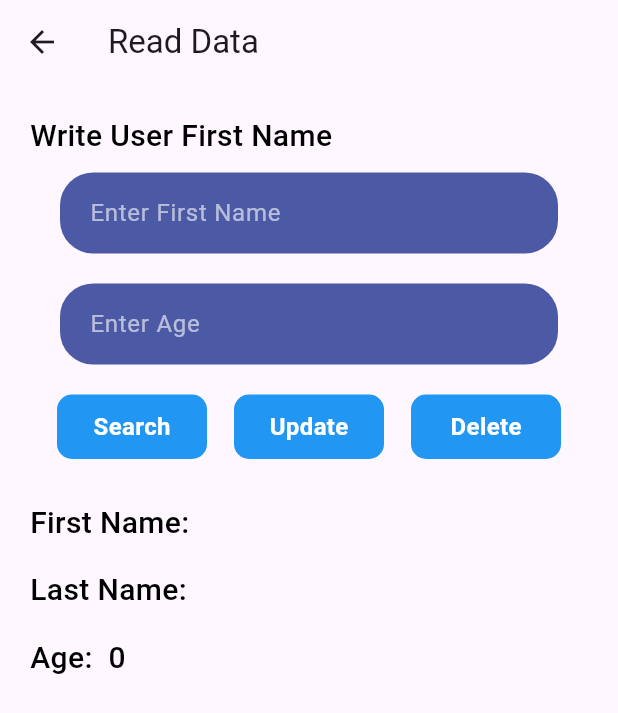
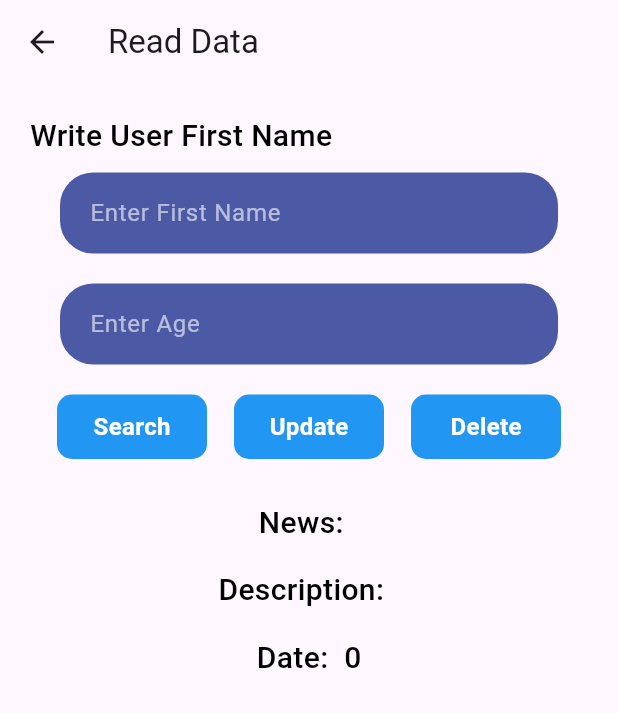
Before and after one commit to Binteng16/mob_queker, a Flutter app: the ReadData screen opened directly, after a tap on "Search", on a phone screen of 412 x 824 dp. Shown: the top 713 px of the screen. Run offline on Flutter 3.47's test engine with Material 3 defaults, Android fonts, the phone set to English and light mode, and no system bars; our stand-ins replace cloud_firestore, firebase_auth, firebase_core, fluttertoast; accounts and stored records are empty; network calls fail.

Commit message:
edit file home_screen and search_page

```diff
--- a/lib/pages/home_screen.dart
+++ b/lib/pages/home_screen.dart
@@ -144,9 +144,9 @@ class _HomeScreenState extends State<HomeScreen> {
 
   Widget _buildGridView() {
     List<Map<String, dynamic>> gridItems = [
-      {"icon": Icons.star, "text": "Gempa dahsyat di Indonesia"},
-      {"icon": Icons.favorite, "text": "Korban bencana gempa"},
-      {"icon": Icons.music_note, "text": "Gempa dan kerugian harta"},
+      {"icon": Icons.movie, "text": "Gempa dahsyat di Indonesia"},
+      {"icon": Icons.movie, "text": "Korban bencana gempa"},
+      {"icon": Icons.movie, "text": "Gempa dan kerugian harta"},
       {"icon": Icons.movie, "text": "Gempa terbesar di Indonesia"},
     ];
 
--- a/lib/pages/search_page.dart
+++ b/lib/pages/search_page.dart
@@ -163,13 +163,12 @@ class _ReadDataState extends State<ReadData> {
 
   Widget _buildUserData() {
     return Column(
-      crossAxisAlignment: CrossAxisAlignment.start,
       children: [
         if (firstname != null)
-          _buildUserDataItem(label: "First Name", value: firstname!),
+          _buildUserDataItem(label: "News", value: firstname!),
         if (lastname != null)
-          _buildUserDataItem(label: "Last Name", value: lastname!),
-        if (age != null) _buildUserDataItem(label: "Age", value: age!),
+          _buildUserDataItem(label: "Description", value: lastname!),
+        if (age != null) _buildUserDataItem(label: "Date", value: age!),
       ],
     );
   }
```
